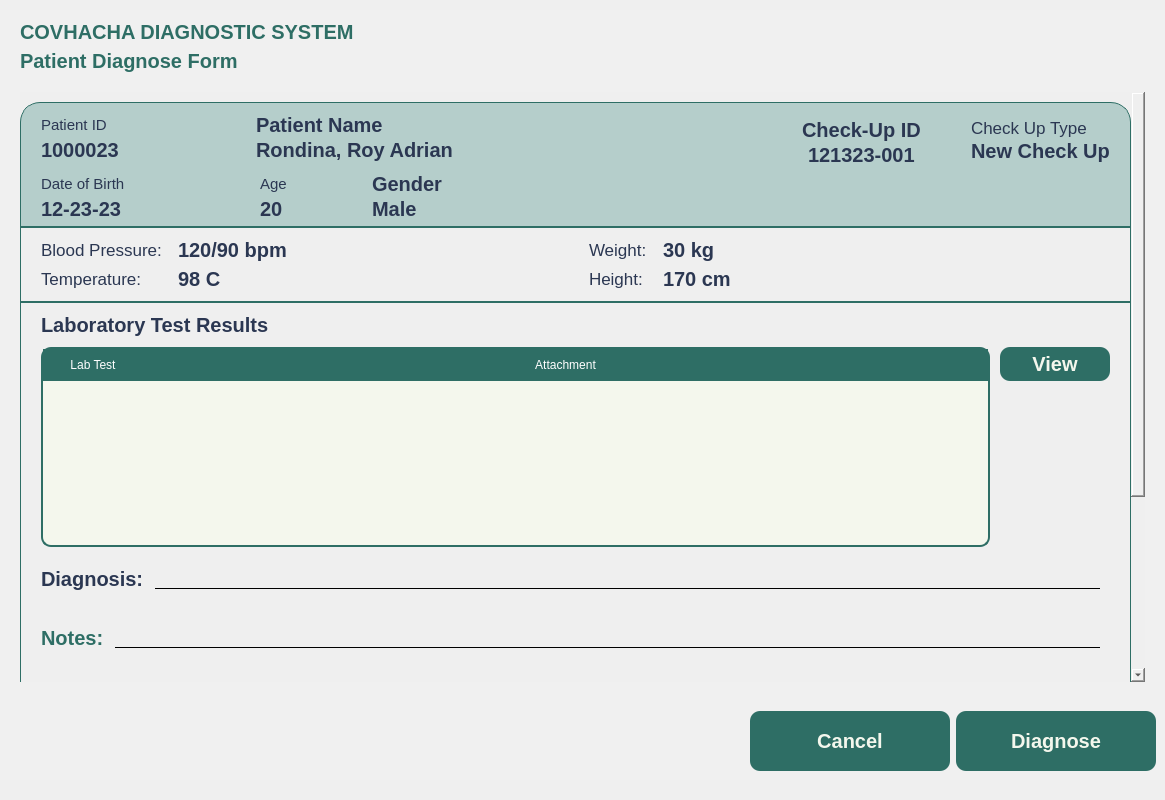
Old version of the form Views/Doctor_LabResult.ui in the repository VinsmokeSanji69/COVACHA_CLINIC_SYSTEM.
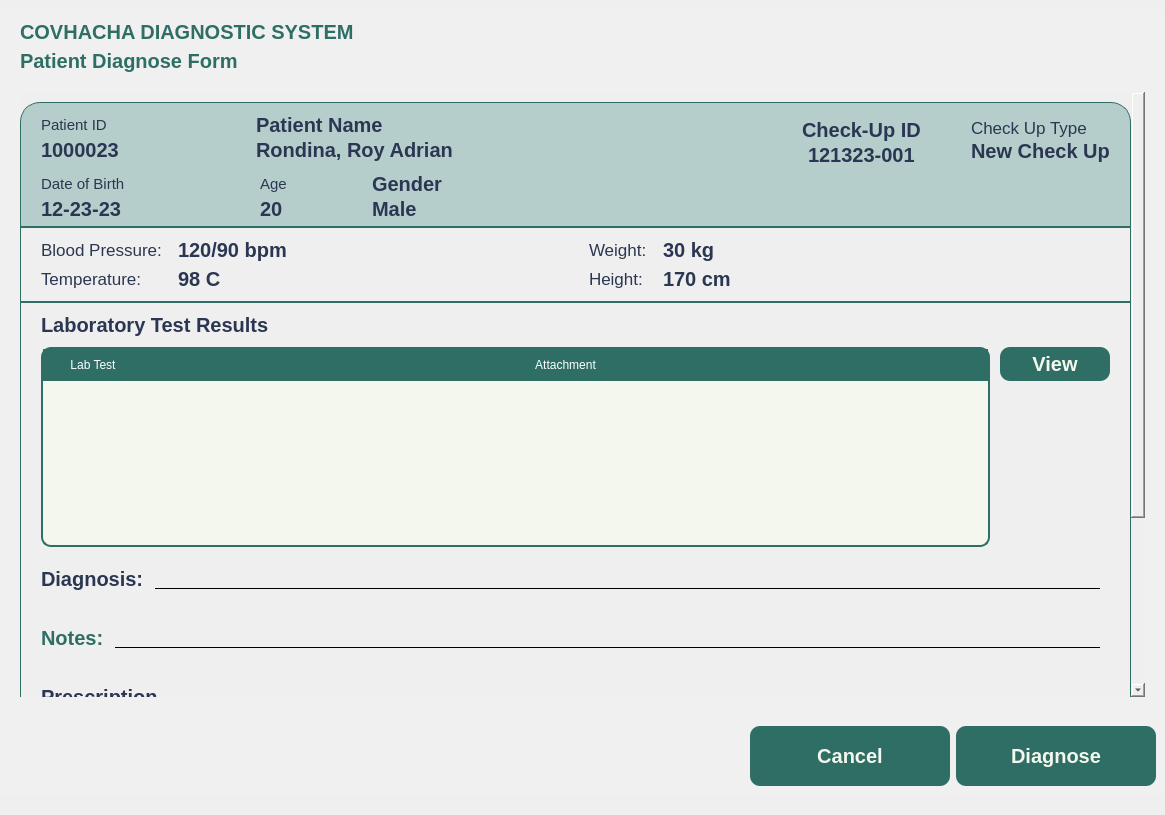
New version of the form. Icons and pictures are not drawn.

```diff
--- a/Views/Doctor_LabResult.ui
+++ b/Views/Doctor_LabResult.ui
@@ -7,7 +7,7 @@
     <x>0</x>
     <y>0</y>
     <width>1165</width>
-    <height>800</height>
+    <height>815</height>
    </rect>
   </property>
   <property name="windowTitle">
@@ -313,8 +313,8 @@
               <rect>
                <x>0</x>
                <y>0</y>
-               <width>1104</width>
-               <height>896</height>
+               <width>1115</width>
+               <height>856</height>
               </rect>
              </property>
              <layout class="QVBoxLayout" name="verticalLayout_24">
```
Left out of the diff: 4 changed lines with no effect on the pictures.
